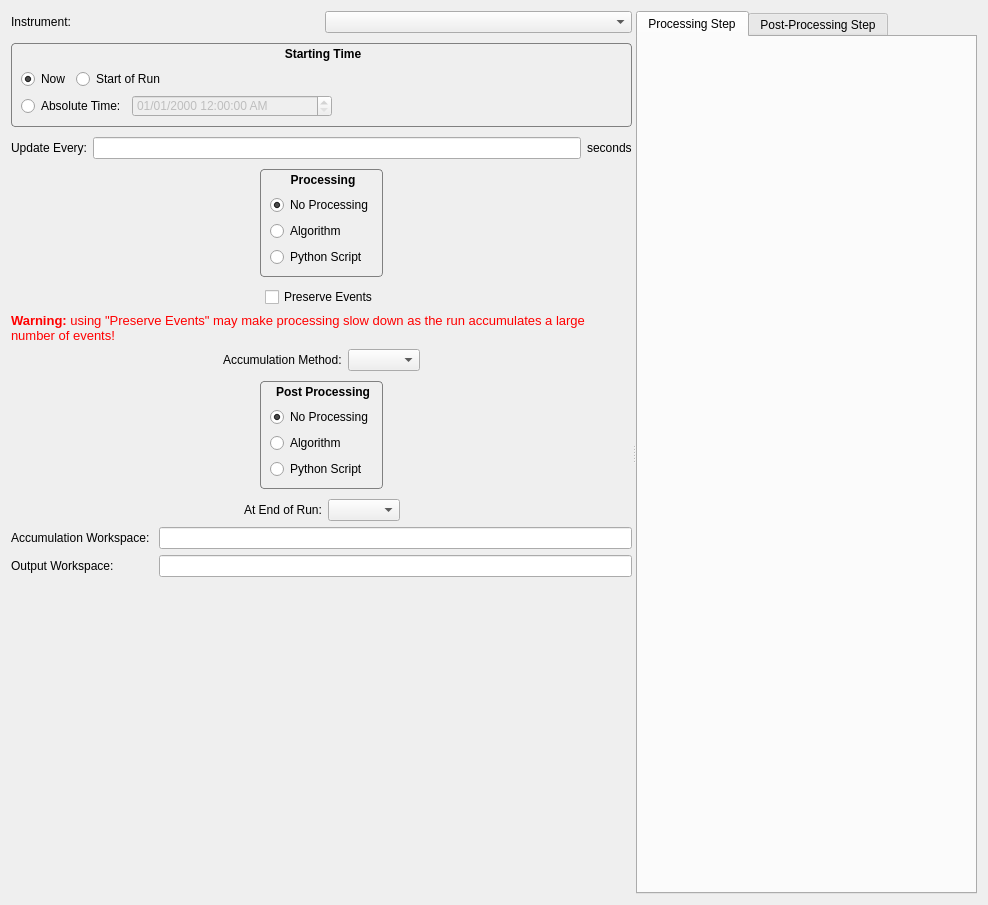
Old version of the form Code/Mantid/MantidQt/CustomDialogs/inc/MantidQtCustomDialogs/StartLiveDataDialog.ui in the repository mantidproject/mantid.
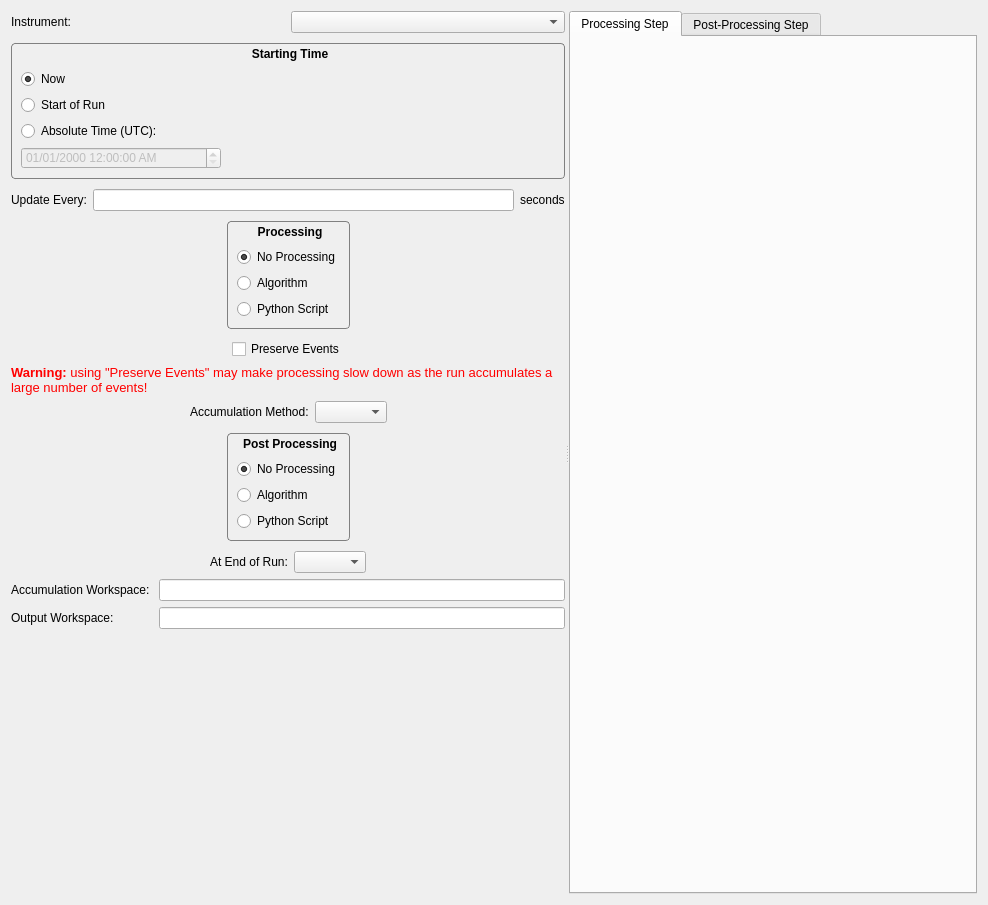
New version of the form. Custom widgets are drawn as their Qt base class.

Commit message:
GUI changes to the StartLiveData dialog
Changed the layout of the radio buttons, added "UTC" to the absolute
time label and added code to limit the times the edit box will accept

Refs #6661

Patch:
```diff
--- a/Code/Mantid/MantidQt/CustomDialogs/inc/MantidQtCustomDialogs/StartLiveDataDialog.ui
+++ b/Code/Mantid/MantidQt/CustomDialogs/inc/MantidQtCustomDialogs/StartLiveDataDialog.ui
@@ -53,7 +53,7 @@
          </property>
          <layout class="QVBoxLayout" name="verticalLayout_4">
           <item>
-           <layout class="QHBoxLayout" name="horizontalLayout">
+           <layout class="QHBoxLayout" name="horizontalLayout_10">
             <item>
              <widget class="QRadioButton" name="radNow">
               <property name="toolTip">
@@ -68,6 +68,23 @@
              </widget>
             </item>
             <item>
+             <spacer name="horizontalSpacer_14">
+              <property name="orientation">
+               <enum>Qt::Horizontal</enum>
+              </property>
+              <property name="sizeHint" stdset="0">
+               <size>
+                <width>40</width>
+                <height>20</height>
+               </size>
+              </property>
+             </spacer>
+            </item>
+           </layout>
+          </item>
+          <item>
+           <layout class="QHBoxLayout" name="horizontalLayout">
+            <item>
              <widget class="QRadioButton" name="radStartOfRun">
               <property name="toolTip">
                <string>Start processing data from the beginning of the current run</string>
@@ -100,10 +117,27 @@
                <string>Start collecting data from a specific time:</string>
               </property>
               <property name="text">
-               <string>Absolute Time:</string>
+               <string>Absolute Time (UTC):</string>
               </property>
              </widget>
             </item>
+            <item>
+             <spacer name="horizontalSpacer_2">
+              <property name="orientation">
+               <enum>Qt::Horizontal</enum>
+              </property>
+              <property name="sizeHint" stdset="0">
+               <size>
+                <width>40</width>
+                <height>20</height>
+               </size>
+              </property>
+             </spacer>
+            </item>
+           </layout>
+          </item>
+          <item>
+           <layout class="QHBoxLayout" name="horizontalLayout_2">
             <item>
              <widget class="QDateTimeEdit" name="dateTimeEdit">
               <property name="enabled">
@@ -121,7 +155,7 @@
              </widget>
             </item>
             <item>
-             <spacer name="horizontalSpacer_2">
+             <spacer name="horizontalSpacer_13">
               <property name="orientation">
                <enum>Qt::Horizontal</enum>
               </property>
```
Left out of the diff: 3 changed lines with no effect on the pictures. The commit also changes 1 other file.
